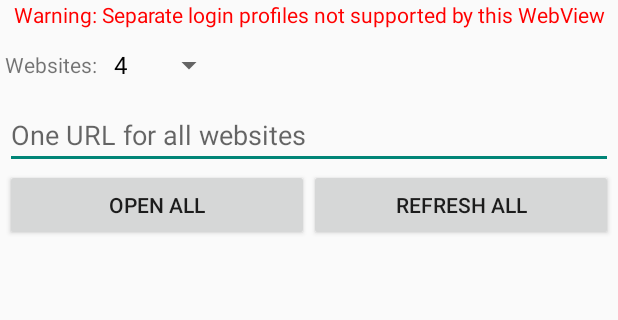
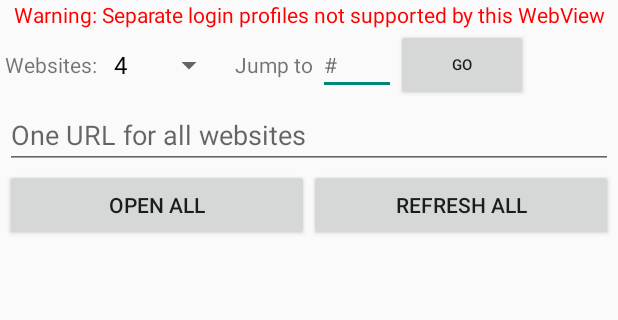
Before and after one commit to reyansh1949/MultiSiteStudio, an Android app: the screen it shows after launch (MainActivity), on a phone screen of 412 x 824 dp, the part 48-368 px from its top. Run offline under Robolectric (Android 15) with nearby library versions, the phone set to English and light mode, and no system bars.

Commit message:
Add jump to website navigation

```diff
--- a/app/src/main/java/com/multisite/studio/MainActivity.java
+++ b/app/src/main/java/com/multisite/studio/MainActivity.java
@@ -10,6 +10,7 @@ import android.webkit.WebView;
 import android.webkit.WebViewClient;
 import android.widget.*;
 import android.content.SharedPreferences;
+import android.text.InputType;
 
 import androidx.webkit.WebViewCompat;
 import androidx.webkit.WebViewFeature;
@@ -36,6 +37,7 @@ public class MainActivity extends Activity {
     private int savedWebChildIndex;
     private EditText bulkUrl;
     private Spinner countSpinner;
+    private EditText jumpNumber;
     private SharedPreferences prefs;
     private int siteCount = 4;
     private boolean profilesSupported = false;
@@ -115,6 +117,25 @@ public class MainActivity extends Activity {
         });
 
         row.addView(countSpinner);
+
+        TextView jumpLabel = new TextView(this);
+        jumpLabel.setText("  Jump to ");
+        row.addView(jumpLabel);
+
+        jumpNumber = new EditText(this);
+        jumpNumber.setSingleLine(true);
+        jumpNumber.setTextSize(14);
+        jumpNumber.setInputType(InputType.TYPE_CLASS_NUMBER);
+        jumpNumber.setHint("#");
+        int jumpWidth = (int) (52 * getResources().getDisplayMetrics().density);
+        row.addView(jumpNumber, new LinearLayout.LayoutParams(jumpWidth, -2));
+
+        Button jumpButton = new Button(this);
+        jumpButton.setText("GO");
+        jumpButton.setTextSize(10);
+        jumpButton.setOnClickListener(v -> jumpToSite());
+        row.addView(jumpButton, new LinearLayout.LayoutParams(-2, -2));
+
         root.addView(row);
 
         bulkUrl = new EditText(this);
@@ -146,6 +167,35 @@ public class MainActivity extends Activity {
 
         root.addView(scroll, new LinearLayout.LayoutParams(-1, 0, 1));
         setContentView(root);
+    }
+
+    private void jumpToSite() {
+        String value = jumpNumber.getText().toString().trim();
+
+        if (value.isEmpty()) {
+            Toast.makeText(this, "Enter website number", Toast.LENGTH_SHORT).show();
+            return;
+        }
+
+        int number;
+        try {
+            number = Integer.parseInt(value);
+        } catch (NumberFormatException e) {
+            Toast.makeText(this, "Invalid website number", Toast.LENGTH_SHORT).show();
+            return;
+        }
+
+        if (number < 1 || number > siteCount) {
+            Toast.makeText(this, "Enter a number from 1 to " + siteCount,
+                    Toast.LENGTH_SHORT).show();
+            return;
+        }
+
+        int index = number - 1;
+        if (index < siteCells.size()) {
+            gridScroll.post(() -> gridScroll.smoothScrollTo(
+                    0, siteCells.get(index).getTop()));
+        }
     }
 
     private void createSites() {
```
